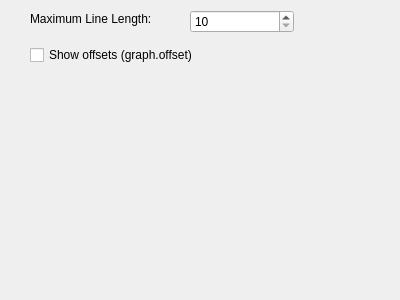
Old version of the form src/dialogs/preferences/GraphOptionsWidget.ui in the repository rizinorg/cutter.
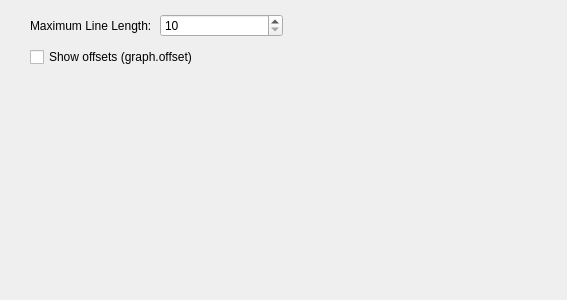
New version of the form.

Commit message: fixing graphOptions layout

Patch:
```diff
--- a/src/dialogs/preferences/GraphOptionsWidget.ui
+++ b/src/dialogs/preferences/GraphOptionsWidget.ui
@@ -6,35 +6,32 @@
    <rect>
     <x>0</x>
     <y>0</y>
-    <width>400</width>
+    <width>567</width>
     <height>300</height>
    </rect>
   </property>
   <property name="windowTitle">
    <string>Graph</string>
   </property>
+  <widget class="QWidget" name="">
+   <property name="geometry">
+    <rect>
+     <x>30</x>
+     <y>10</y>
+     <width>253</width>
+     <height>62</height>
+    </rect>
+   </property>
+   <layout class="QGridLayout" name="gridLayout_2">
+    <item row="0" column="0">
   <widget class="QLabel" name="maxColsLabel">
-   <property name="geometry">
-    <rect>
-     <x>30</x>
-     <y>10</y>
-     <width>141</width>
-     <height>18</height>
-    </rect>
-   </property>
    <property name="text">
     <string>Maximum Line Length:</string>
    </property>
   </widget>
+    </item>
+    <item row="0" column="1">
   <widget class="QSpinBox" name="maxColsSpinBox">
-   <property name="geometry">
-    <rect>
-     <x>190</x>
-     <y>10</y>
-     <width>104</width>
-     <height>23</height>
-    </rect>
-   </property>
    <property name="minimum">
     <number>10</number>
    </property>
@@ -45,18 +42,15 @@
     <number>5</number>
    </property>
   </widget>
+    </item>
+    <item row="1" column="0" colspan="2">
   <widget class="QCheckBox" name="graphOffsetCheckBox">
-   <property name="geometry">
-    <rect>
-     <x>30</x>
-     <y>44</y>
-     <width>162</width>
-     <height>22</height>
-    </rect>
-   </property>
    <property name="text">
     <string>Show offsets (graph.offset) </string>
    </property>
+     </widget>
+    </item>
+   </layout>
   </widget>
  </widget>
  <resources/>
```
Lines whose indentation alone changed are shown as unchanged.
